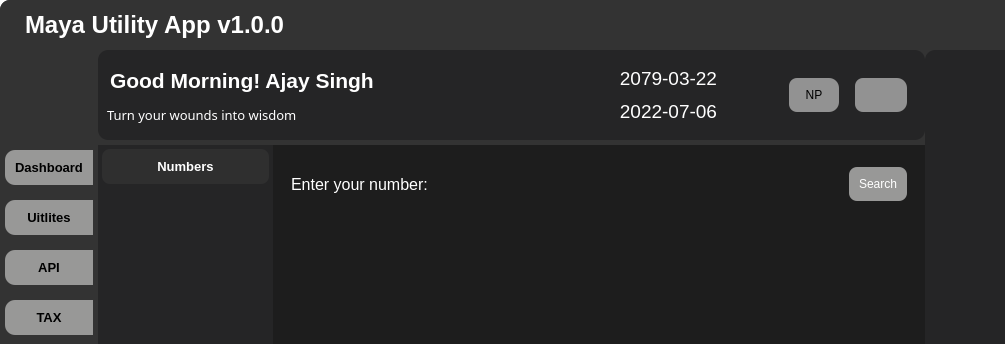
First picture: the form in assets/UI/Interface.ui, repository mentormaya/Maya-Utility-App, before the edit; both pictures show x 0 to 1005 and y 0 to 344 of the 1100 by 700 pixel window.
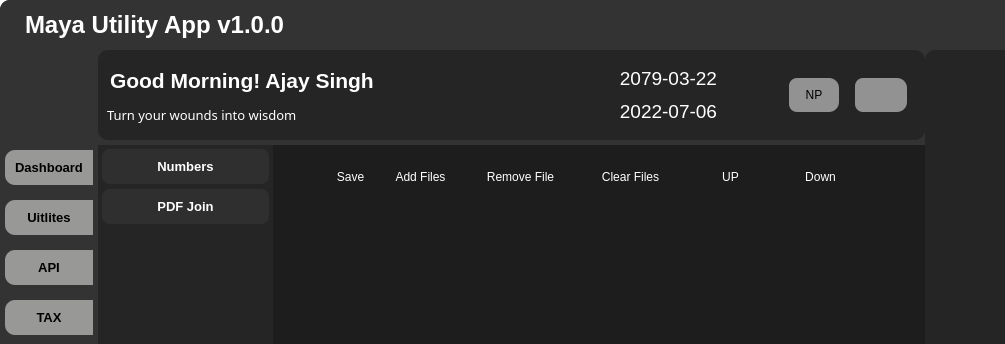
Second picture: the form after the edit. The open tabs and pages were chosen to show the change. Icons and pictures are not drawn.

```diff
--- a/assets/UI/Interface.ui
+++ b/assets/UI/Interface.ui
@@ -1112,8 +1112,152 @@
                  </item>
                 </layout>
                </widget>
+               <widget class="QWidget" name="join_pdf_container">
+                <layout class="QVBoxLayout" name="verticalLayout_22">
+                 <property name="spacing">
+                  <number>0</number>
+                 </property>
+                 <property name="leftMargin">
+                  <number>0</number>
+                 </property>
+                 <property name="topMargin">
+                  <number>0</number>
+                 </property>
+                 <property name="rightMargin">
+                  <number>0</number>
+                 </property>
+                 <property name="bottomMargin">
+                  <number>0</number>
+                 </property>
+                 <item>
+                  <widget class="QFrame" name="files_input_pdf_merger">
+                   <property name="minimumSize">
+                    <size>
+                     <width>0</width>
+                     <height>40</height>
+                    </size>
+                   </property>
+                   <property name="maximumSize">
+                    <size>
+                     <width>16777215</width>
+                     <height>60</height>
+                    </size>
+                   </property>
+                   <property name="frameShape">
+                    <enum>QFrame::StyledPanel</enum>
+                   </property>
+                   <property name="frameShadow">
+                    <enum>QFrame::Raised</enum>
+                   </property>
+                   <widget class="QPushButton" name="pushButton_2">
+                    <property name="geometry">
+                     <rect>
+                      <x>110</x>
+                      <y>20</y>
+                      <width>75</width>
+                      <height>23</height>
+                     </rect>
+                    </property>
+                    <property name="text">
+                     <string>Add Files</string>
+                    </property>
+                   </widget>
+                   <widget class="QPushButton" name="pushButton_6">
+                    <property name="geometry">
+                     <rect>
+                      <x>210</x>
+                      <y>20</y>
+                      <width>75</width>
+                      <height>23</height>
+                     </rect>
+                    </property>
+                    <property name="text">
+                     <string>Remove File</string>
+                    </property>
+                   </widget>
+                   <widget class="QPushButton" name="pushButton_7">
+                    <property name="geometry">
+                     <rect>
+                      <x>320</x>
+                      <y>20</y>
+                      <width>75</width>
+                      <height>23</height>
+                     </rect>
+                    </property>
+                    <property name="text">
+                     <string>Clear Files</string>
+                    </property>
+                   </widget>
+                   <widget class="QPushButton" name="pushButton_8">
+                    <property name="geometry">
+                     <rect>
+                      <x>420</x>
+                      <y>20</y>
+                      <width>75</width>
+                      <height>23</height>
+                     </rect>
+                    </property>
+                    <property name="text">
+                     <string>UP</string>
+                    </property>
+                   </widget>
+                   <widget class="QPushButton" name="pushButton_9">
+                    <property name="geometry">
+                     <rect>
+                      <x>510</x>
+                      <y>20</y>
+                      <width>75</width>
+                      <height>23</height>
+                     </rect>
+                    </property>
+                    <property name="text">
+                     <string>Down</string>
+                    </property>
+                   </widget>
+                   <widget class="QPushButton" name="pushButton_10">
+                    <property name="geometry">
+                     <rect>
+                      <x>40</x>
+                      <y>20</y>
+                      <width>75</width>
+                      <height>23</height>
+                     </rect>
+                    </property>
+                    <property name="text">
+                     <string>Save</string>
+                    </property>
+                   </widget>
+                  </widget>
+                 </item>
+                 <item>
+                  <widget class="QFrame" name="pdf_merger_output">
+                   <property name="frameShape">
+                    <enum>QFrame::StyledPanel</enum>
+                   </property>
+                   <property name="frameShadow">
+                    <enum>QFrame::Raised</enum>
+                   </property>
+                  </widget>
+                 </item>
+                </layout>
+               </widget>
                <widget class="QWidget" name="tax_pan_search">
                 <layout class="QVBoxLayout" name="verticalLayout_20">
+                 <property name="spacing">
+                  <number>0</number>
+                 </property>
+                 <property name="leftMargin">
+                  <number>0</number>
+                 </property>
+                 <property name="topMargin">
+                  <number>0</number>
+                 </property>
+                 <property name="rightMargin">
+                  <number>0</number>
+                 </property>
+                 <property name="bottomMargin">
+                  <number>0</number>
+                 </property>
                  <item>
                   <widget class="QFrame" name="pan_input_container">
                    <property name="minimumSize">
@@ -2076,6 +2220,16 @@
                    </property>
                   </widget>
                  </item>
+                 <item>
+                  <widget class="QPushButton" name="join_pdf_page">
+                   <property name="cursor">
+                    <cursorShape>PointingHandCursor</cursorShape>
+                   </property>
+                   <property name="text">
+                    <string>PDF Join</string>
+                   </property>
+                  </widget>
+                 </item>
                  <item>
                   <spacer name="verticalSpacer_2">
                    <property name="orientation">
@@ -2121,12 +2275,12 @@
                <widget class="QWidget" name="tax_menus">
                 <layout class="QVBoxLayout" name="verticalLayout_15">
                  <item>
-                  <widget class="QPushButton" name="pushButton_2">
+                  <widget class="QPushButton" name="pan_search_page_btn">
                    <property name="cursor">
                     <cursorShape>PointingHandCursor</cursorShape>
                    </property>
                    <property name="text">
-                    <string>Pan Search</string>
+                    <string> Pan Search</string>
                    </property>
                    <property name="icon">
                     <iconset resource="../assets.qrc">
```
Left out of the diff: 57 changed lines with no effect on the pictures.
